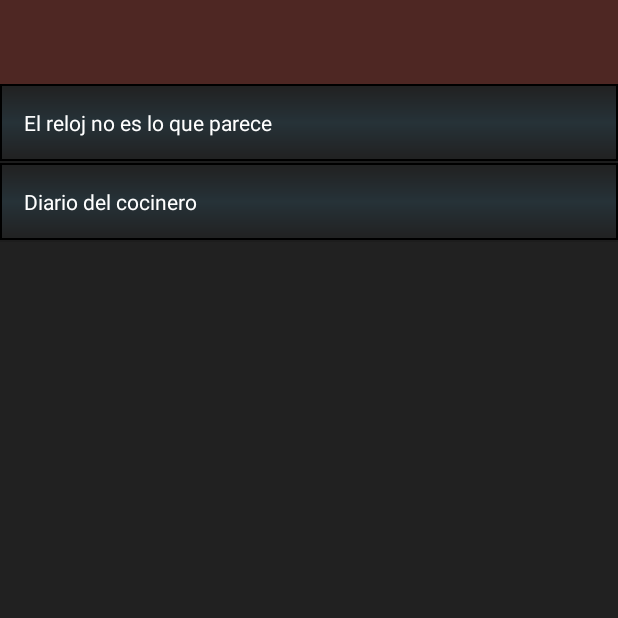
After one commit to DanielAcedo/ClingingToDawnAppCompanion, an Android app: the fragment NoteListFragment shown on its own in the app's theme, on a phone screen of 412 x 824 dp, the top half of it. The commit adds this screen. Run offline under Robolectric (Android 15) with nearby library versions, the phone set to English and light mode, and no system bars.

Commit message:
Added notes list to the notes tab

```diff
--- a/app/src/main/java/com/danielacedo/tabstest/InventoryTabsApplication.java
+++ b/app/src/main/java/com/danielacedo/tabstest/InventoryTabsApplication.java
@@ -3,6 +3,7 @@ package com.danielacedo.tabstest;
 import android.app.Application;
 
 import com.danielacedo.tabstest.model.InventoryObject;
+import com.danielacedo.tabstest.model.Note;
 
 import java.util.ArrayList;
 import java.util.List;
@@ -13,11 +14,13 @@ import java.util.List;
 
 public class InventoryTabsApplication extends Application {
     private static List<InventoryObject> inventoryObjectList;
+    private static List<Note> noteList;
 
     @Override
     public void onCreate() {
         super.onCreate();
         initializeInventoryList();
+        initializeNoteList();
     }
 
     private void initializeInventoryList(){
@@ -30,7 +33,18 @@ public class InventoryTabsApplication extends Application {
         inventoryObjectList.add(new InventoryObject("Blue Gemstone", "It's beautifully cut and polished to a mirror-like surface", R.drawable.bluegemstone, false));
     }
 
+    private void initializeNoteList(){
+        noteList = new ArrayList<Note>();
+
+        noteList.add(new Note("El reloj no es lo que parece", "El reloj está maldito, ni se te ocurra manipular las manecillas o sufriras las consecuencias", R.drawable.note_default_background));
+        noteList.add(new Note("Diario del cocinero", "Dia 1. \n No me puedo creer que esté trabajando aquí, es todo un honor a servir en esta casa. Me he traido las mejores tijeras de mi colección para dar mi mejor servicio, las dejaré siempre en el segundo cajón de la coina", R.drawable.note_default_background));
+    }
+
     public static List<InventoryObject> getInventoryObjectList(){
         return inventoryObjectList;
     }
+
+    public static List<Note> getNoteList(){
+        return noteList;
+    }
 }
--- /dev/null
+++ b/app/src/main/java/com/danielacedo/tabstest/NoteListFragment.java
@@ -0,0 +1,36 @@
+package com.danielacedo.tabstest;
+
+import android.os.Bundle;
+import android.support.annotation.Nullable;
+import android.support.v4.app.Fragment;
+import android.view.LayoutInflater;
+import android.view.View;
+import android.view.ViewGroup;
+import android.widget.ListView;
+
+import com.danielacedo.tabstest.adapter.NoteListAdapter;
+
+import java.util.List;
+
+/**
+ * Created by Daniel on 12/11/2016.
+ */
+
+public class NoteListFragment extends Fragment {
+
+    private ListView lv_noteList;
+    private NoteListAdapter adapter;
+
+    @Nullable
+    @Override
+    public View onCreateView(LayoutInflater inflater, @Nullable ViewGroup container, @Nullable Bundle savedInstanceState) {
+        View v = inflater.inflate(R.layout.notelist_fragment_layout, container, false);
+
+        lv_noteList = (ListView)v.findViewById(R.id.lv_noteList);
+
+        adapter = new NoteListAdapter(container.getContext());
+        lv_noteList.setAdapter(adapter);
+
+        return v;
+    }
+}
--- a/app/src/main/java/com/danielacedo/tabstest/OptionSettings.java
+++ b/app/src/main/java/com/danielacedo/tabstest/OptionSettings.java
@@ -12,6 +12,6 @@ public class OptionSettings extends PreferenceActivity {
     @Override
     protected void onCreate(Bundle savedInstanceState) {
         super.onCreate(savedInstanceState);
-        addPreferencesFromResource(R);
+        addPreferencesFromResource(R.menu.menu_main);
     }
 }
--- a/app/src/main/java/com/danielacedo/tabstest/TabTestActivity.java
+++ b/app/src/main/java/com/danielacedo/tabstest/TabTestActivity.java
@@ -30,8 +30,8 @@ public class TabTestActivity extends AppCompatActivity {
 
         //Second tab
         indicator = getTabIndicator(this, getResources().getString(R.string.tab_notes_title));
-        spec = fth_main.newTabSpec("Work in progress").setIndicator(indicator);
-        fth_main.addTab(spec, TestFragment.class, null);
+        spec = fth_main.newTabSpec("Tab2").setIndicator(indicator);
+        fth_main.addTab(spec, NoteListFragment.class, null);
 
 
     }
--- /dev/null
+++ b/app/src/main/java/com/danielacedo/tabstest/adapter/NoteListAdapter.java
@@ -0,0 +1,58 @@
+package com.danielacedo.tabstest.adapter;
+
+import android.content.Context;
+import android.support.annotation.NonNull;
+import android.support.v7.widget.RecyclerView;
+import android.view.LayoutInflater;
+import android.view.View;
+import android.view.ViewGroup;
+import android.widget.ArrayAdapter;
+import android.widget.ImageView;
+import android.widget.TextView;
+
+import com.danielacedo.tabstest.InventoryTabsApplication;
+import com.danielacedo.tabstest.R;
+import com.danielacedo.tabstest.model.InventoryObject;
+import com.danielacedo.tabstest.model.Note;
+
+import java.util.ArrayList;
+import java.util.List;
+
+/**
+ * Created by Daniel on 03/11/2016.
+ */
+
+public class NoteListAdapter extends ArrayAdapter<Note> {
+
+    private Context context;
+
+    public NoteListAdapter(Context context){
+        super(context, R.layout.note_layout, InventoryTabsApplication.getNoteList());
+    }
+
+    @NonNull
+    @Override
+    public View getView(int position, View convertView, ViewGroup parent) {
+        View item = convertView;
+        NoteHolder holder;
+
+        if(item == null){
+            holder = new NoteHolder();
+            item = LayoutInflater.from(getContext()).inflate(R.layout.note_layout, null);
+
+            holder.txv_noteListTitle = (TextView)item.findViewById(R.id.txv_noteListTitle);
+
+            item.setTag(holder);
+        }else{
+            holder = (NoteHolder)item.getTag();
+        }
+
+        holder.txv_noteListTitle.setText(getItem(position).getTitle());
+
+        return item;
+    }
+
+    static class NoteHolder{
+        TextView txv_noteListTitle;
+    }
+}
--- /dev/null
+++ b/app/src/main/res/drawable/notelist_element.xml
@@ -0,0 +1,16 @@
+<?xml version="1.0" encoding="utf-8"?>
+<shape
+    xmlns:android="http://schemas.android.com/apk/res/android"
+    android:shape="rectangle">
+
+    <stroke android:color="@android:color/black" android:width="1dp" />
+
+    <gradient
+        android:startColor="@color/tab_content_background_dark"
+        android:centerColor="#263238"
+        android:endColor="@color/tab_content_background_dark"
+        android:type="linear"
+        android:angle="90"/>
+
+
+</shape>
--- /dev/null
+++ b/app/src/main/res/layout/note_layout.xml
@@ -0,0 +1,19 @@
+<?xml version="1.0" encoding="utf-8"?>
+<LinearLayout xmlns:android="http://schemas.android.com/apk/res/android"
+    android:orientation="horizontal"
+    android:layout_width="match_parent"
+    android:paddingTop="@dimen/activity_vertical_margin"
+    android:paddingBottom="@dimen/activity_vertical_margin"
+    android:paddingLeft="@dimen/activity_horizontal_margin"
+    android:paddingRight="@dimen/activity_horizontal_margin"
+    android:background="@drawable/notelist_element"
+    android:layout_height="match_parent">
+
+    <TextView
+        android:layout_width="match_parent"
+        android:layout_height="match_parent"
+        android:textColor="@color/tab_title_text_dark"
+        android:id="@+id/txv_noteListTitle"
+        />
+
+</LinearLayout>
--- /dev/null
+++ b/app/src/main/res/layout/notelist_fragment_layout.xml
@@ -0,0 +1,12 @@
+<?xml version="1.0" encoding="utf-8"?>
+<LinearLayout xmlns:android="http://schemas.android.com/apk/res/android"
+    android:orientation="vertical" android:layout_width="match_parent"
+    android:layout_height="match_parent"
+    android:background="@drawable/fragment_style">
+
+    <ListView
+        android:layout_width="match_parent"
+        android:layout_height="match_parent"
+        android:id="@+id/lv_noteList"/>
+
+</LinearLayout>
--- /dev/null
+++ b/app/src/main/res/values/default_images.xml
@@ -0,0 +1,4 @@
+<?xml version="1.0" encoding="utf-8"?>
+<resources>
+    <drawable name="note_default_background">@drawable/note_background_default</drawable>
+</resources>
--- a/app/src/main/res/values/strings.xml
+++ b/app/src/main/res/values/strings.xml
@@ -10,4 +10,8 @@
     <string name="menu_main_preferences_title">Preferencias</string>
     <string name="menu_main_about_title">Acerca de</string>
 
+    <!-- Main Preferences -->
+    <string name="menu_main_preferences_lightStyle_title">Estilo claro</string>
+
+
 </resources>
--- a/app/src/main/res/xml/option_settings_preference.xml
+++ b/app/src/main/res/xml/option_settings_preference.xml
@@ -3,6 +3,6 @@
 
     <SwitchPreference
         android:defaultValue="false"
-        android:title="Switch preference"
-        android:key="switch_preference_1" />
+        android:title="@string/menu_main_preferences_lightStyle_title"
+        android:key="lightTheme" />
 </PreferenceScreen>
```
Also changed, not shown: app/src/main/java/com/danielacedo/tabstest/model/Note.java (added, +49 -0 lines).
